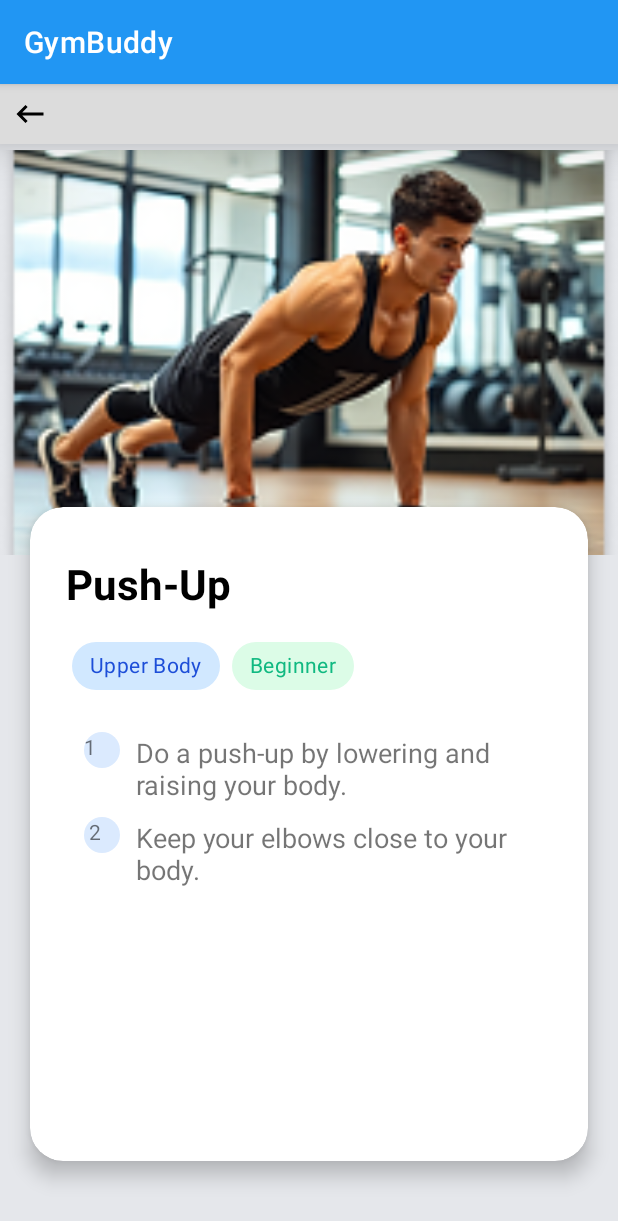
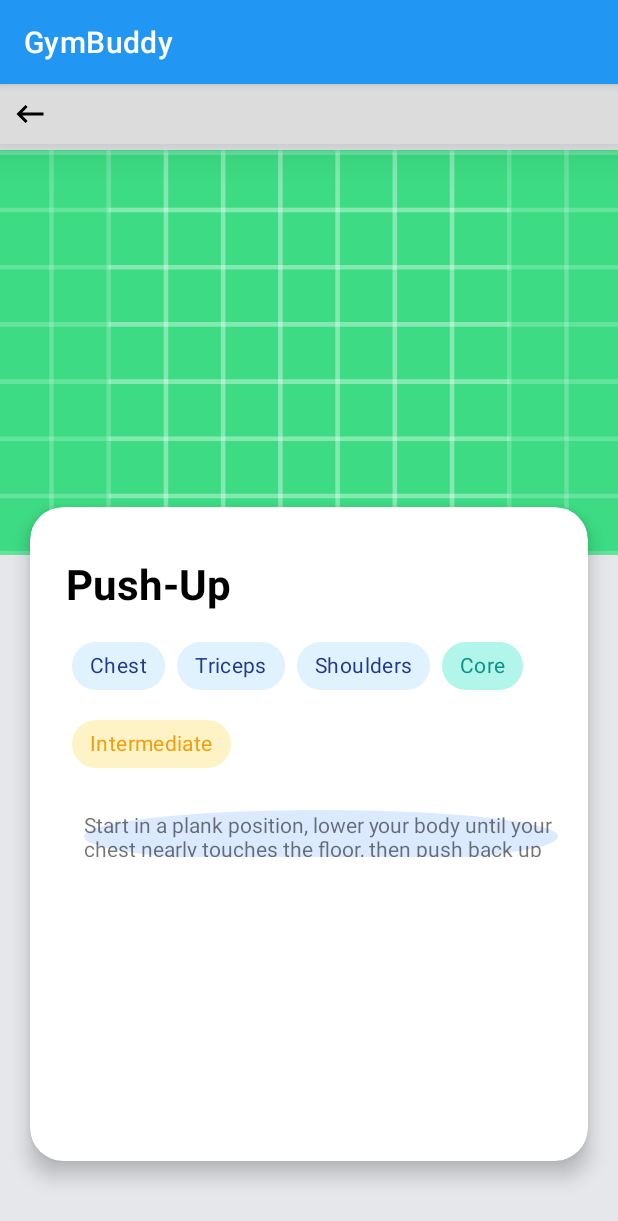
Before and after one commit to RamatjyotSingh/GymBuddyApp, an Android app: the ExerciseListActivity screen opened directly, with no data from a screen before it, after a tap on "view more", on a phone screen of 412 x 824 dp. Shown: the top 1221 px of the screen. Run offline under Robolectric (Android 15) with nearby library versions, the light colour scheme and no system bars.

Commit message:
Remove loadExercises and add get exercises through DB stub

```diff
--- a/app/src/main/java/comp3350/gymbuddy/presentation/activity/ExerciseListActivity.java
+++ b/app/src/main/java/comp3350/gymbuddy/presentation/activity/ExerciseListActivity.java
@@ -11,10 +11,12 @@ import androidx.recyclerview.widget.RecyclerView;
 import java.util.ArrayList;
 import java.util.List;
 import comp3350.gymbuddy.R;
+import comp3350.gymbuddy.logic.AccessExercises;
 import comp3350.gymbuddy.objects.Exercise;
 import comp3350.gymbuddy.objects.Tag;
 import comp3350.gymbuddy.presentation.adapters.ExerciseAdapter;
 import comp3350.gymbuddy.presentation.fragments.AddExerciseBottomSheetFragment;
+import comp3350.gymbuddy.logic.AccessExercises;
 
 public class ExerciseListActivity extends AppCompatActivity {
     private List<Exercise> exerciseList;
@@ -28,18 +30,11 @@ public class ExerciseListActivity extends AppCompatActivity {
         recyclerView.setLayoutManager(new LinearLayoutManager(this));
 
         // Initialize the exercise list and adapter
-        exerciseList = new ArrayList<>();
-        loadExercises();  // Load exercises (from assets or database)
+        AccessExercises accessExercises = new AccessExercises();
+        exerciseList = accessExercises.getAllExercises();
 
         ExerciseAdapter exerciseAdapter = new ExerciseAdapter(this, exerciseList, this::openExerciseDetail);
         recyclerView.setAdapter(exerciseAdapter);
-    }
-
-    private void loadExercises() {
-        // Populate the exercise list with dummy data or fetch from your data source
-        exerciseList.add(new Exercise("Push-Up", getTags(), "1.Do a push-up by lowering and raising your body.\r\n 2. Keep your elbows close to your body. ", "push_up.png"));
-        exerciseList.add(new Exercise("Squat", getTags(), "1.Lower your hips while keeping your back straight.\r\n 2. Keep your legs together. ", "squat.png"));
-        // Add more exercises as needed
     }
 
     private List<Tag> getTags() {
```
